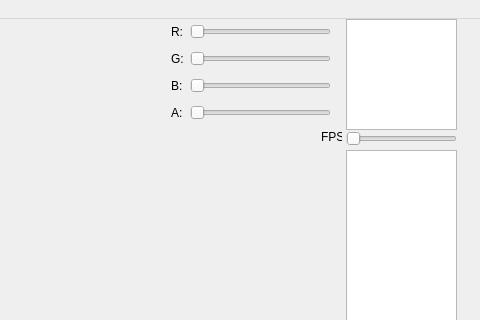
Old version of the form viewer.ui in the repository C2-YK/a8-sprite-editor-f21-FredZ-U; both pictures show x 449 to 929 and y 0 to 320 of the 929 by 589 pixel window.
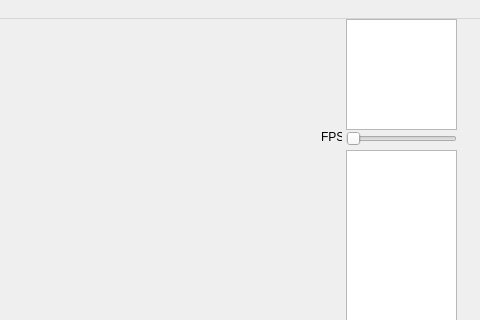
New version of the form. Icons and pictures are not drawn.

Diff of the .ui file:
```diff
--- a/viewer.ui
+++ b/viewer.ui
@@ -145,74 +145,6 @@
      <string>FPS:</string>
     </property>
    </widget>
-   <widget class="QWidget" name="gridLayoutWidget">
-    <property name="geometry">
-     <rect>
-      <x>620</x>
-      <y>-1</y>
-      <width>160</width>
-      <height>111</height>
-     </rect>
-    </property>
-    <layout class="QGridLayout" name="gridLayout">
-     <item row="1" column="2">
-      <widget class="QSlider" name="horizontalSlider_2">
-       <property name="orientation">
-        <enum>Qt::Horizontal</enum>
-       </property>
-      </widget>
-     </item>
-     <item row="1" column="0">
-      <widget class="QLabel" name="label_2">
-       <property name="text">
-        <string>G:</string>
-       </property>
-      </widget>
-     </item>
-     <item row="3" column="0">
-      <widget class="QLabel" name="label_4">
-       <property name="text">
-        <string>A:</string>
-       </property>
-      </widget>
-     </item>
-     <item row="0" column="2">
-      <widget class="QSlider" name="horizontalSlider">
-       <property name="orientation">
-        <enum>Qt::Horizontal</enum>
-       </property>
-      </widget>
-     </item>
-     <item row="2" column="0">
-      <widget class="QLabel" name="label_3">
-       <property name="text">
-        <string>B:</string>
-       </property>
-      </widget>
-     </item>
-     <item row="0" column="0">
-      <widget class="QLabel" name="label">
-       <property name="text">
-        <string>R:</string>
-       </property>
-      </widget>
-     </item>
-     <item row="2" column="2">
-      <widget class="QSlider" name="horizontalSlider_3">
-       <property name="orientation">
-        <enum>Qt::Horizontal</enum>
-       </property>
-      </widget>
-     </item>
-     <item row="3" column="2">
-      <widget class="QSlider" name="horizontalSlider_4">
-       <property name="orientation">
-        <enum>Qt::Horizontal</enum>
-       </property>
-      </widget>
-     </item>
-    </layout>
-   </widget>
   </widget>
   <widget class="QMenuBar" name="menubar">
    <property name="geometry">
```
Left out of the diff: 2 changed lines with no effect on the pictures.
